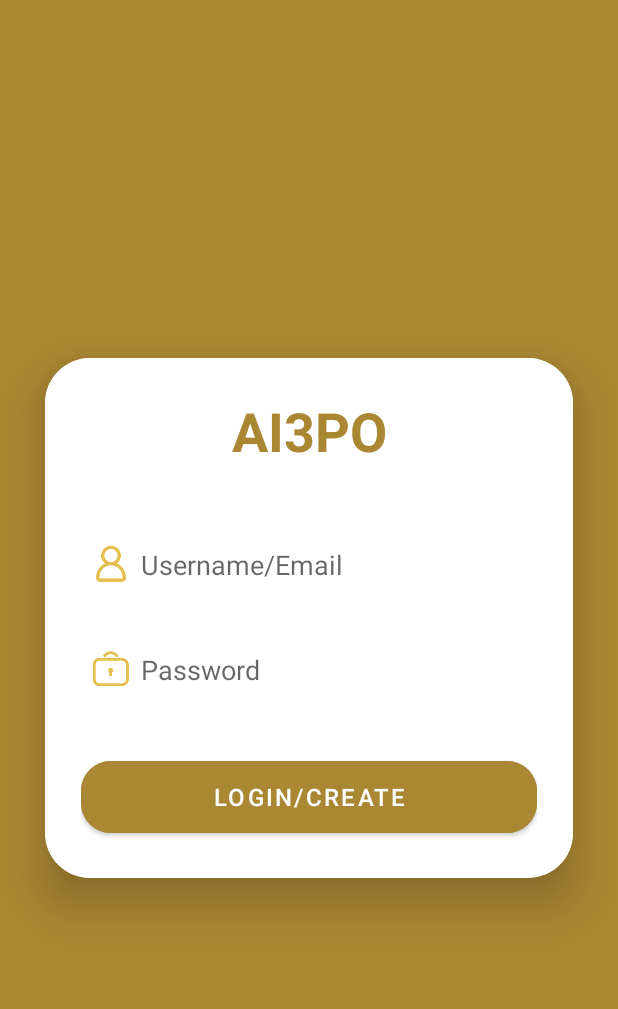
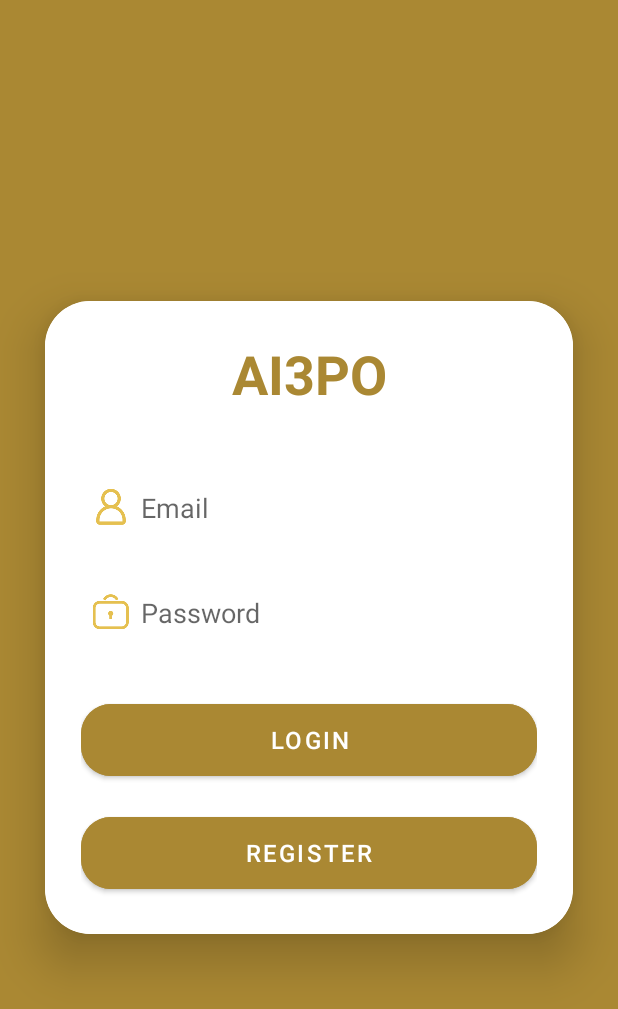
Before and after one commit to davidsmith189/AI3PO, an Android app: the screen it shows after launch (LoginScreen), on a phone screen of 412 x 824 dp. Shown: the top 1009 px of the screen. Run offline under Robolectric (Android 15) with nearby library versions, the light colour scheme and no system bars; our stand-ins replace Firebase (no records; nobody signed in at launch, a user with empty details on screens opened directly).

Commit message:
created register button and implemented functionality for button so we can register new accounts

```diff
--- a/app/src/main/res/layout/login_screen.xml
+++ b/app/src/main/res/layout/login_screen.xml
@@ -51,7 +51,7 @@
                 android:background="@color/white"
                 android:drawableLeft="@drawable/profile_icon"
                 android:drawablePadding="8dp"
-                android:hint="Username/Email"
+                android:hint="Email"
                 android:padding="8dp" />
 
             <EditText
@@ -72,7 +72,17 @@
                 android:layout_height="60dp"
                 android:layout_marginTop="30dp"
                 android:backgroundTint="@color/richGold"
-                android:text="Login/Create"
+                android:text="Login"
+                android:textSize="16sp"
+                app:cornerRadius="20dp" />
+
+            <Button
+                android:id="@+id/registerButton"
+                android:layout_width="match_parent"
+                android:layout_height="60dp"
+                android:layout_marginTop="15dp"
+                android:backgroundTint="@color/richGold"
+                android:text="register"
                 android:textSize="16sp"
                 app:cornerRadius="20dp" />
 
```
Also changed, not shown: app/src/main/java/com/example/myapplication/LoginScreen.kt (+16 -3 lines), 54 other files.
